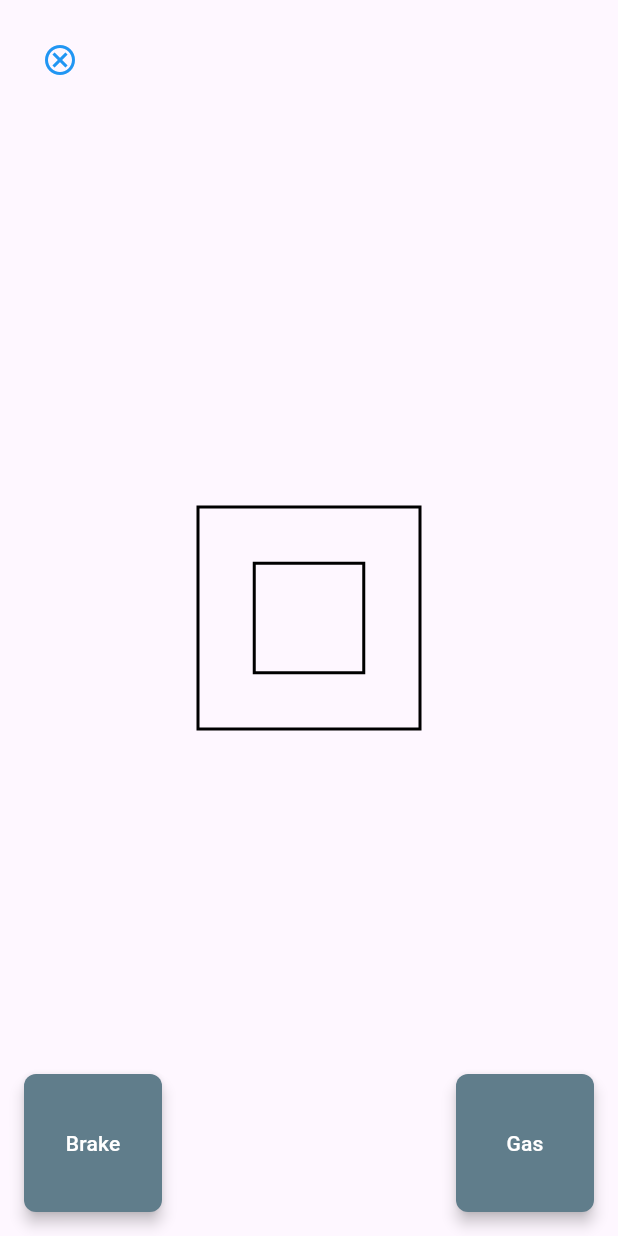
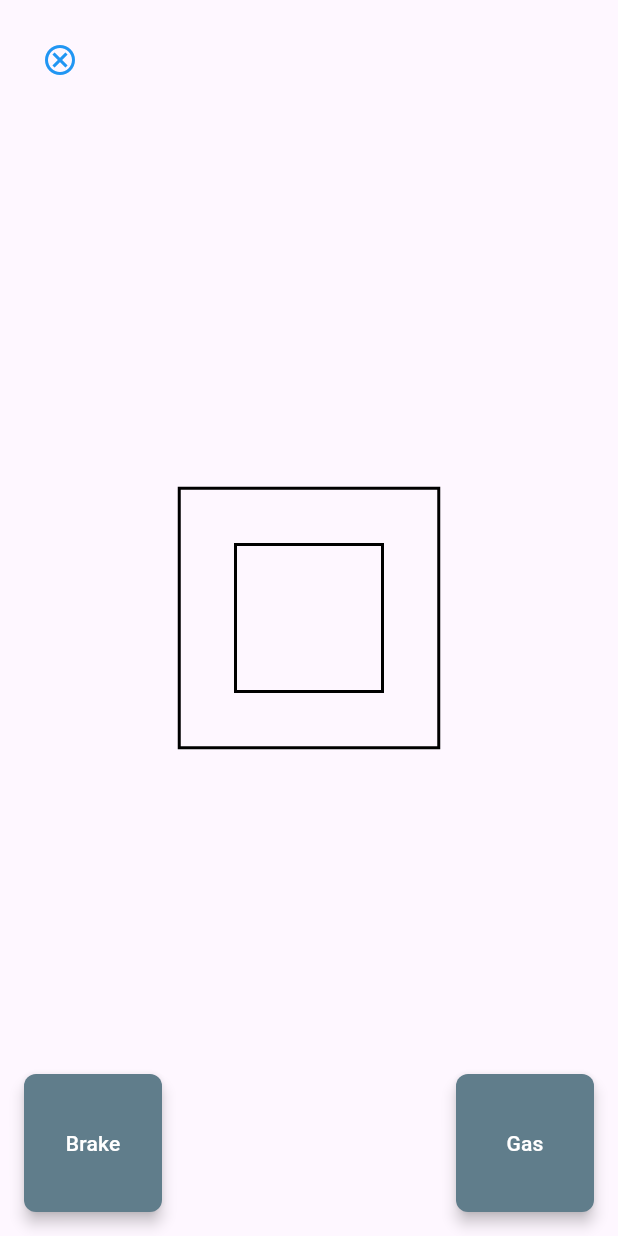
Before and after one commit to Rhaun95/Mobile-Box-Task, a Flutter app: the Driving screen opened directly, on a phone screen of 412 x 824 dp. Run offline on Flutter 3.47's test engine with Material 3 defaults, Android fonts, the phone set to English and light mode, and no system bars; our stand-ins replace sensors, socket_io_client, vibration; network calls fail.

Commit message:
OPT: box sizing

```diff
--- a/mobile_box_task/lib/view/Driving.dart
+++ b/mobile_box_task/lib/view/Driving.dart
@@ -185,8 +185,8 @@ class _DrivingState extends State<Driving> {
                     children: <Widget>[
                       Positioned(
                         child: Container(
-                          width: 150.0,
-                          height: 150.0,
+                          width: 175.0,
+                          height: 175.0,
                           decoration: BoxDecoration(
                             border: Border.all(
                               color: Colors.black,
@@ -199,8 +199,8 @@ class _DrivingState extends State<Driving> {
                         left: 37.5,
                         top: 37.5,
                         child: Container(
-                          width: 75.0,
-                          height: 75.0,
+                          width: 100.0,
+                          height: 100.0,
                           decoration: BoxDecoration(
                             border: Border.all(
                               color: Colors
```
Also changed, not shown: 3 other files.
